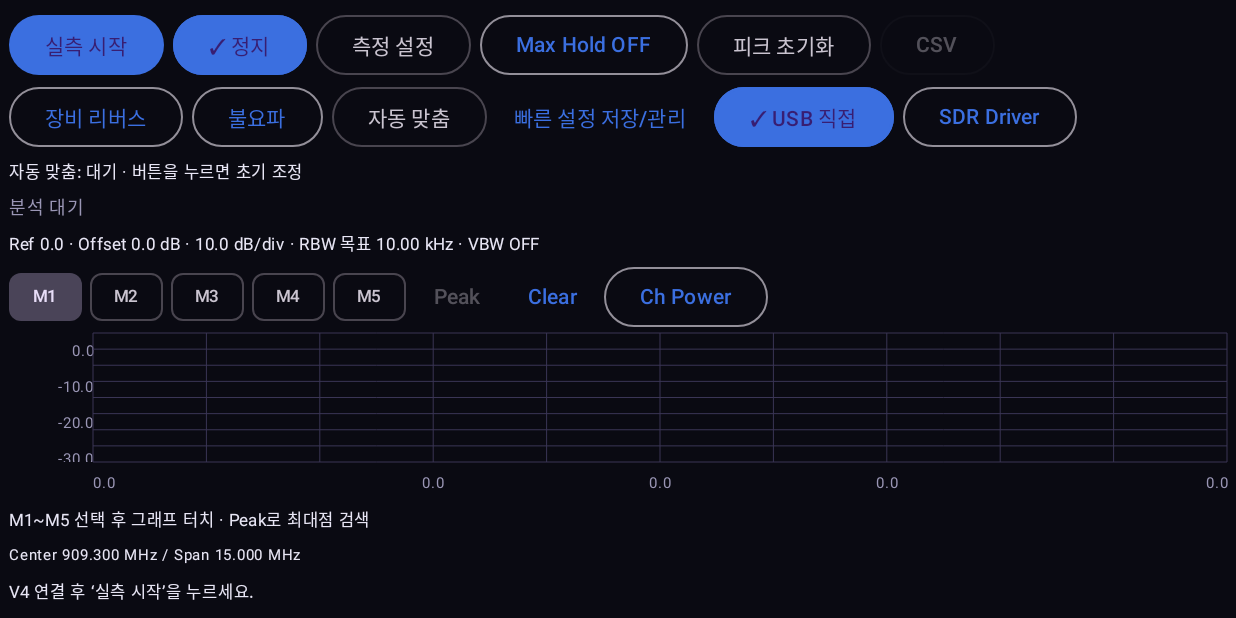
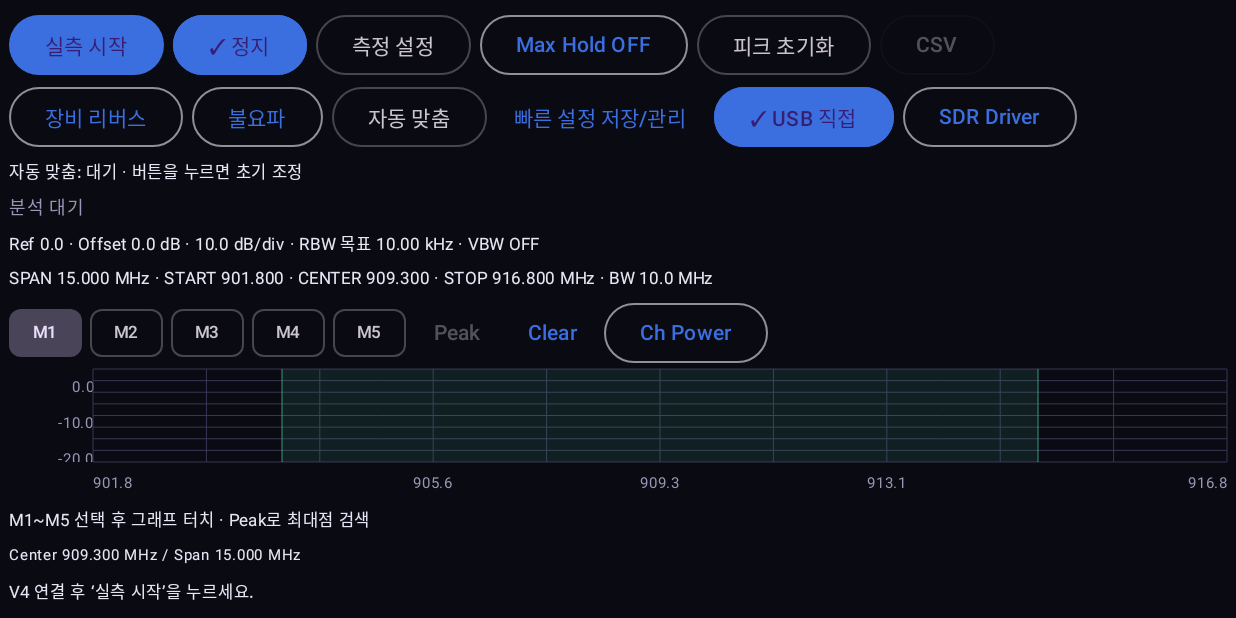
Before and after one commit to hoshkk/Lte_du_env, an Android app built with Jetpack Compose: the screen it shows after launch (MainActivity), on a phone screen of 824 x 412 dp (held sideways). Run offline under Robolectric (Android 15) with nearby library versions, the phone set to English and light mode, and no system bars.

Commit message:
2.7.3: show the channel-BW region on the graph, keep SPAN/START/CENTER/STOP always visible
Merged an externally-uploaded "Spectrum-268" drop, cherry-picked. That
drop's lineage (2.6.7-clean) removed the SDR Driver/TCP backend, the
SignalAssessment rule-based screening + baseline compare, and the
detailed per-tune timing breakdown, before adding this branch's two
genuinely new UI ideas on top. None of those removals were taken -
RtlTcpSource/DriverLaunch, SignalAssessment, and the timing-breakdown
lines all stay exactly as they are on this branch. Only the two
additive, backend-agnostic UI changes were ported:

Charts.kt: SpectrumTraceCanvas gains four optional params
(displayStartMhz/displayStopMhz/channelCenterMhz/channelBwMhz, all
defaulting to 0.0 so existing callers are unaffected) and draws a
translucent green band for [channelCenterMhz ± channelBwMhz/2] with
edge lines, clipped to the visible span. Falls back to the display
params for the x-axis range when there's no frame yet, so the channel
region and frequency axis are visible before the first measurement,
not just after.

SpectrumApp.kt: wires those params from SweepConfig (channel width
defaults to the existing Integration BW setting, shown regardless of
whether Ch Power is toggled on), and adds an always-visible "SPAN x
MHz · START a · CENTER b · STOP c MHz · BW d MHz" line next to the
existing Ref/Offset/RBW/VBW line. Renamed the settings field label
"Integration BW (MHz)" to "채널 BW (MHz)" to match the new visual.

BAND-NOTES.txt carries this feature's own note, edited to say plainly
what was and wasn't taken from the source drop (the original note
claimed the SDR Driver/assessment removal as unconditional, which is
false for this branch). SPAN-NOTES.txt (the earlier always-visible-span
groundwork from the same lineage) is added unedited as historical
context. No native or ViewModel changes; native-tests suite re-run
unchanged and still passes.

Co-Authored-By: Claude Sonnet 5 <noreply@anthropic.com>
Claude-Session: https://claude.ai/code/session_012ht2hh31AbUHpEeUGvoyqR

```diff
--- a/app/build.gradle.kts
+++ b/app/build.gradle.kts
@@ -14,8 +14,8 @@ android {
         minSdk = 26
         targetSdk = 34
         ndk { abiFilters += listOf("arm64-v8a", "armeabi-v7a") }
-        versionCode = 27
-        versionName = "2.7.2-fastgate"
+        versionCode = 28
+        versionName = "2.7.3-band"
     }
 
     buildTypes {
--- a/app/src/main/java/com/lteduenv/spectrum/ui/Charts.kt
+++ b/app/src/main/java/com/lteduenv/spectrum/ui/Charts.kt
@@ -88,13 +88,17 @@ fun SpectrumTraceCanvas(
     staleBeforeMs: Long = 0,
     heldFrame: SpectrumFrame? = null,
     onTapFrequency: (Double) -> Unit = {},
+    displayStartMhz: Double = 0.0,
+    displayStopMhz: Double = 0.0,
+    channelCenterMhz: Double = 0.0,
+    channelBwMhz: Double = 0.0,
 ) {
     val yLabels = remember(refLevelDb, dbSpan) {
         (0..GRID_ROWS).map { row -> "%.1f".format(refLevelDb - row * (dbSpan / GRID_ROWS)) }
     }
-    val xLabels = remember(frame?.startMhz, frame?.stopMhz) {
-        val start = frame?.startMhz ?: 0.0
-        val stop = frame?.stopMhz ?: 0.0
+    val xLabels = remember(frame?.startMhz, frame?.stopMhz, displayStartMhz, displayStopMhz) {
+        val start = frame?.startMhz ?: displayStartMhz
+        val stop = frame?.stopMhz ?: displayStopMhz
         (0..4).map { i -> "%.1f".format(start + i * (stop - start) / 4) }
     }
 
@@ -111,6 +115,25 @@ fun SpectrumTraceCanvas(
             val (xs, ys) = gridPath(size.width, size.height)
             xs.forEach { x -> drawLine(AnalyzerColors.GridLine, androidx.compose.ui.geometry.Offset(x, 0f), androidx.compose.ui.geometry.Offset(x, size.height), 1f) }
             ys.forEach { y -> drawLine(AnalyzerColors.GridLine, androidx.compose.ui.geometry.Offset(0f, y), androidx.compose.ui.geometry.Offset(size.width, y), 1f) }
+
+            val start = frame?.startMhz ?: displayStartMhz
+            val stop = frame?.stopMhz ?: displayStopMhz
+            if(stop > start && channelBwMhz > 0.0) {
+                val lo = channelCenterMhz-channelBwMhz/2
+                val hi = channelCenterMhz+channelBwMhz/2
+                val a = maxOf(start,lo)
+                val b = minOf(stop,hi)
+                if(b > a) {
+                    val x1 = ((a-start)/(stop-start)*size.width).toFloat()
+                    val x2 = ((b-start)/(stop-start)*size.width).toFloat()
+                    val shade = androidx.compose.ui.graphics.Color(0xFF39A982)
+                    drawRect(shade.copy(alpha=0.13f),androidx.compose.ui.geometry.Offset(x1,0f),androidx.compose.ui.geometry.Size(x2-x1,size.height))
+                    listOf(lo,hi).filter { it in start..stop }.forEach { edge ->
+                        val x = ((edge-start)/(stop-start)*size.width).toFloat()
+                        drawLine(shade.copy(alpha=0.6f),androidx.compose.ui.geometry.Offset(x,0f),androidx.compose.ui.geometry.Offset(x,size.height),1.5f)
+                    }
+                }
+            }
 
             val f = frame
             val held=heldFrame
--- a/app/src/main/java/com/lteduenv/spectrum/ui/SpectrumApp.kt
+++ b/app/src/main/java/com/lteduenv/spectrum/ui/SpectrumApp.kt
@@ -114,6 +114,7 @@ fun SpectrumApp(vm:SpectrumViewModel=viewModel()) {
         Text(s.analysis,color=if(s.analysis.contains("의심"))AnalyzerColors.Warn else AnalyzerColors.TextSecondary,fontSize=12.sp,maxLines=3)
         if(s.selectedMode==FieldMode.EQUIPMENT)OutlinedButton(enabled=s.running && s.analysisFrame!=null,onClick={vm.saveAnalysisBaseline()}){Text("현재를 기준으로 저장")}
         Text("Ref ${s.config.refLevelDb.fmt(1)} · Offset ${s.config.refLevelOffsetDb.fmt(1)} dB · ${s.config.dbPerDiv.fmt(1)} dB/div · RBW 목표 ${s.config.rbwKhz.fmt(2)} kHz · VBW ${if(s.config.vbwKhz==0.0)"OFF" else "${s.config.vbwKhz.fmt(2)} kHz (SW)"}",fontSize=11.sp,maxLines=1)
+        Text("SPAN ${s.config.spanMhz.fmt(3)} MHz · START ${(s.config.centerMhz-s.config.spanMhz/2).fmt(3)} · CENTER ${s.config.centerMhz.fmt(3)} · STOP ${(s.config.centerMhz+s.config.spanMhz/2).fmt(3)} MHz · BW ${s.config.integrationBwMhz.fmt(1)} MHz",fontSize=11.sp,maxLines=2)
         Row(Modifier.horizontalScroll(rememberScrollState()),horizontalArrangement=Arrangement.spacedBy(5.dp)) {
             s.markers.forEach{m->FilterChip(selected=m.index==s.selectedMarker,onClick={vm.selectMarker(m.index)},label={Text(if(m.enabled)"M${m.index} ${m.levelDb.toDouble().fmt(1)}" else "M${m.index}",fontSize=11.sp)})}
             TextButton(enabled=frame!=null,onClick={vm.peak();feedback("선택 마커를 최대 피크로 이동했습니다")}){Text("Peak")}
@@ -121,7 +122,8 @@ fun SpectrumApp(vm:SpectrumViewModel=viewModel()) {
             SelectionButton("Ch Power",s.config.channelPowerEnabled,onClick={vm.toggleChannelPower()})
         }
         SpectrumTraceCanvas(s.frame,s.config.refLevelDb,s.markers,s.selectedMarker,
-            Modifier.weight(1f).fillMaxWidth(),dbSpan=s.config.dbPerDiv*8,staleBeforeMs=s.frame?.startedMs?:0,heldFrame=if(s.maxHold)s.held else null,onTapFrequency={vm.mark(it)})
+            Modifier.weight(1f).fillMaxWidth(),dbSpan=s.config.dbPerDiv*8,staleBeforeMs=s.frame?.startedMs?:0,heldFrame=if(s.maxHold)s.held else null,onTapFrequency={vm.mark(it)},
+            displayStartMhz=s.config.centerMhz-s.config.spanMhz/2,displayStopMhz=s.config.centerMhz+s.config.spanMhz/2,channelCenterMhz=s.config.centerMhz,channelBwMhz=s.config.integrationBwMhz)
         if(s.config.channelPowerEnabled)Text(
             if(cp==null)"Ch Power: 측정 대기 또는 Integration BW가 관측 범위를 벗어납니다"
             else "Total Ch Power ${cp.totalDb.fmt(2)} ${s.frame?.displayUnit} · PSD ${cp.psdDbPerMhz.fmt(2)} /MHz · IBW ${s.config.integrationBwMhz.fmt(2)} MHz · 완료 스윕${if((s.frame?.segmentCount?:1)>1)" / 순차 합산" else ""}",fontSize=11.sp,maxLines=2)
@@ -251,7 +253,7 @@ private fun MeasurementSettings(c:SweepConfig,frame:SpectrumFrame?,vm:SpectrumVi
                         }
                         3->{
                             Row{Checkbox(channel,{channel=it});Text("Channel Power 표시")}
-                            NumberField("Integration BW (MHz)",ibw,{ibw=it})
+                            NumberField("채널 BW (MHz)",ibw,{ibw=it})
                             Row(Modifier.horizontalScroll(rememberScrollState())){
                                 listOf(1.0,10.0,20.0,30.0).forEach{v->SelectionButton("${v.toInt()} MHz",ibw.toDoubleOrNull()==v,onClick={ibw=v.toString()})}
                             }
--- a/app/src/main/java/com/lteduenv/spectrum/viewmodel/SpectrumViewModel.kt
+++ b/app/src/main/java/com/lteduenv/spectrum/viewmodel/SpectrumViewModel.kt
@@ -107,7 +107,7 @@ class SpectrumViewModel:ViewModel() {
     fun csv():String {
         val s=state.value;val f=s.shownFrame?:return ""
         return buildString {
-            appendLine("# SpectrumCheck 2.7.2-fastgate; ${f.source}; ${f.displayUnit}; max_hold=${s.maxHold}; dc_removed=${f.dcRemoved}")
+            appendLine("# SpectrumCheck 2.7.3-band; ${f.source}; ${f.displayUnit}; max_hold=${s.maxHold}; dc_removed=${f.dcRemoved}")
             f.timingNs?.let { appendLine("# timing_raw=" + it.joinToString(";") + "; order=tune_ns,settle_ns,reset_ns,discard_ns,read_ns,dsp_ns,mux_ns,pll_ns,i2c_write_ns,i2c_read_ns,other_usb_ns,write_count,read_count,other_count") }
             appendLine("# sample_rate_hz=${f.sampleRateHz}; fft=${f.fftSize}; rbw_hz=${f.rbwHz}; enbw_hz=${f.enbwHz}; vbw_khz=${f.vbwKhz}; offset_db=${f.offsetDb}; gain_step=${f.gainStep}; tuner_agc=${f.autoGain}; completed_segments=${f.completedSegments}; sweep_ms=${f.lastSweepMs}; tune_settle_ms=${s.config.tuneSettleMs}; native_settle_ms=${s.config.nativeSettleMs}; fast_usb_tune=${s.config.fastUsbTune}; segments=${f.segmentCount}; start_ms=${f.startedMs}; end_ms=${f.timestampMs}; clipping=${f.clippedFraction}")
             appendLine("# rbw_requested_khz=${s.config.rbwKhz}; ref_level=${s.config.refLevelDb}; db_per_div=${s.config.dbPerDiv}; integration_bw_mhz=${s.config.integrationBwMhz}")
```
Also changed, not shown: 2 other files.
